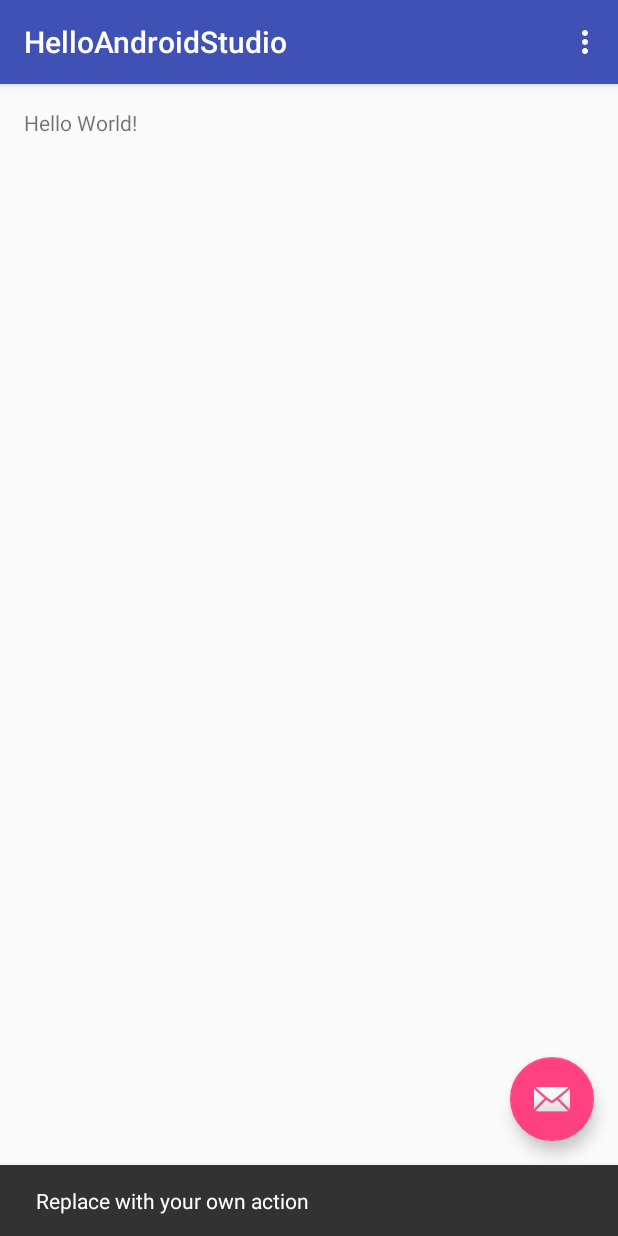
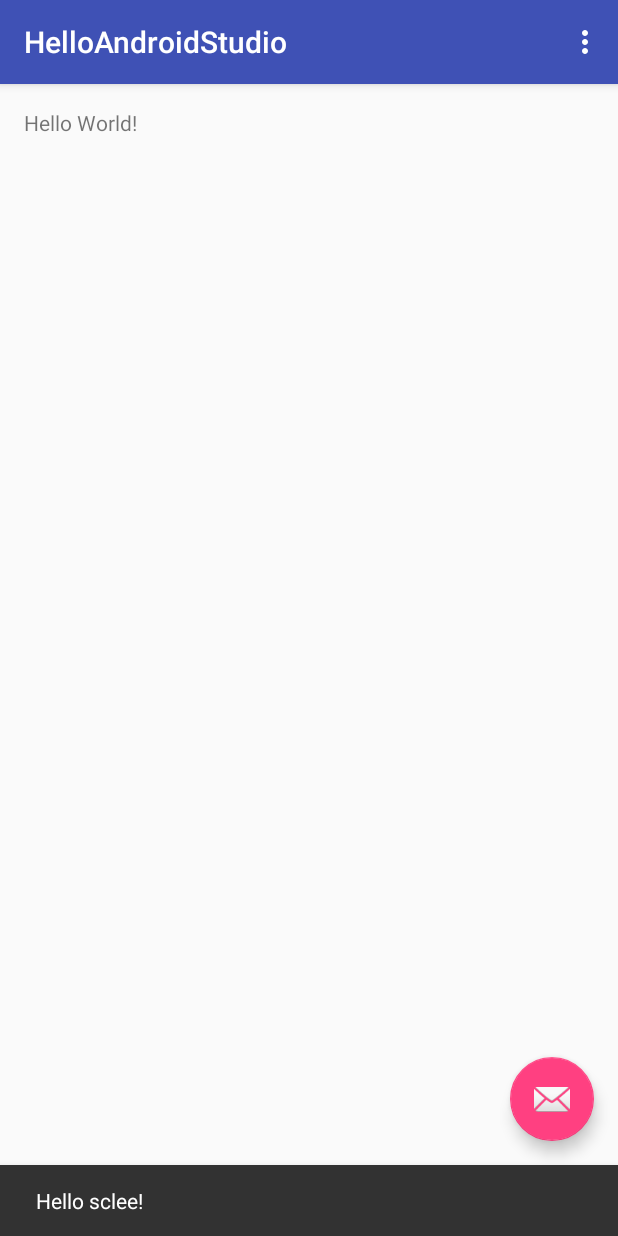
Before and after one commit to thisjohn/hello-android-studio, an Android app: the screen it shows after launch (MainActivity), after a tap on an icon or button, on a phone screen of 412 x 824 dp. Run offline under Robolectric (Android 15) with nearby library versions, the phone set to English and light mode, and no system bars.

Commit message:
Execute hello on MainActivity

```diff
--- a/app/src/main/java/com/sclee/android/hello/MainActivity.java
+++ b/app/src/main/java/com/sclee/android/hello/MainActivity.java
@@ -9,6 +9,8 @@ import android.view.View;
 import android.view.Menu;
 import android.view.MenuItem;
 
+import com.sclee.hello.HelloWorld;
+
 public class MainActivity extends AppCompatActivity {
 
     @Override
@@ -18,11 +20,13 @@ public class MainActivity extends AppCompatActivity {
         Toolbar toolbar = (Toolbar) findViewById(R.id.toolbar);
         setSupportActionBar(toolbar);
 
+        final String message = HelloWorld.hello("sclee");
+
         FloatingActionButton fab = (FloatingActionButton) findViewById(R.id.fab);
         fab.setOnClickListener(new View.OnClickListener() {
             @Override
             public void onClick(View view) {
-                Snackbar.make(view, "Replace with your own action", Snackbar.LENGTH_LONG)
+                Snackbar.make(view, message, Snackbar.LENGTH_LONG)
                         .setAction("Action", null).show();
             }
         });
```
